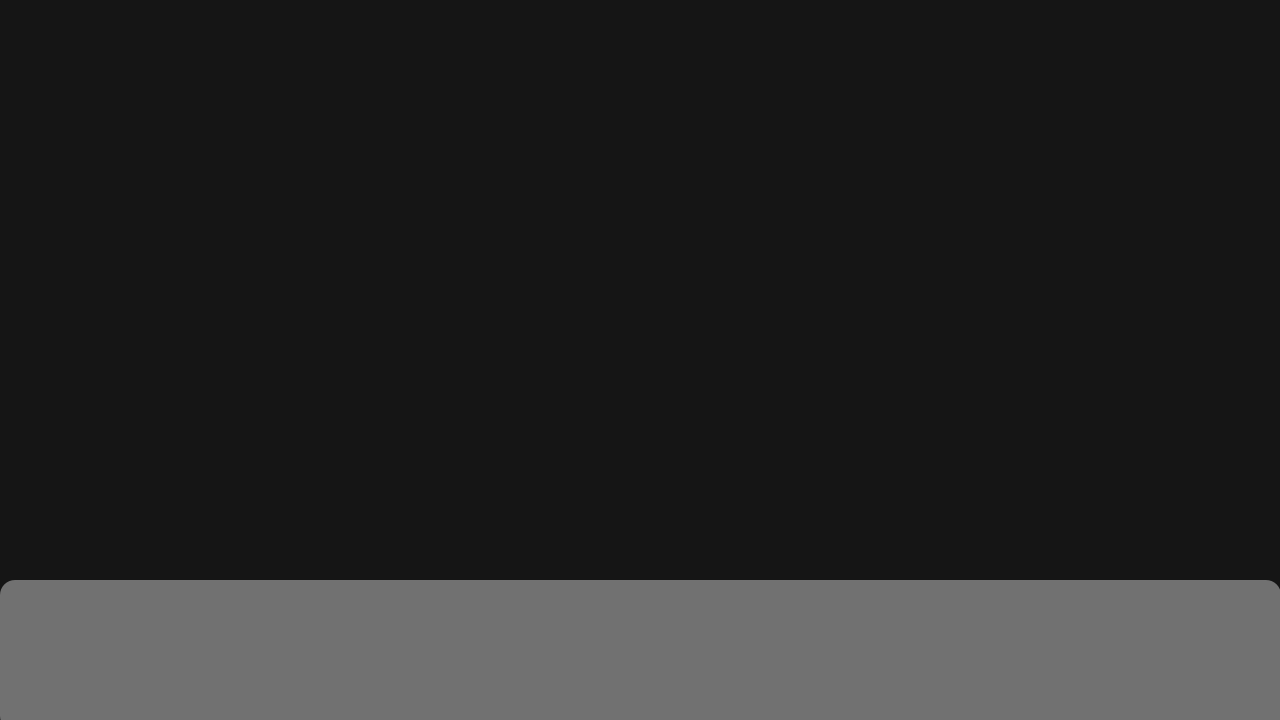
This is main.ui in LLIJIYAPNIK/WeatherAPP-SERGG as Qt 5 draws it before an edit. The edited form follows.
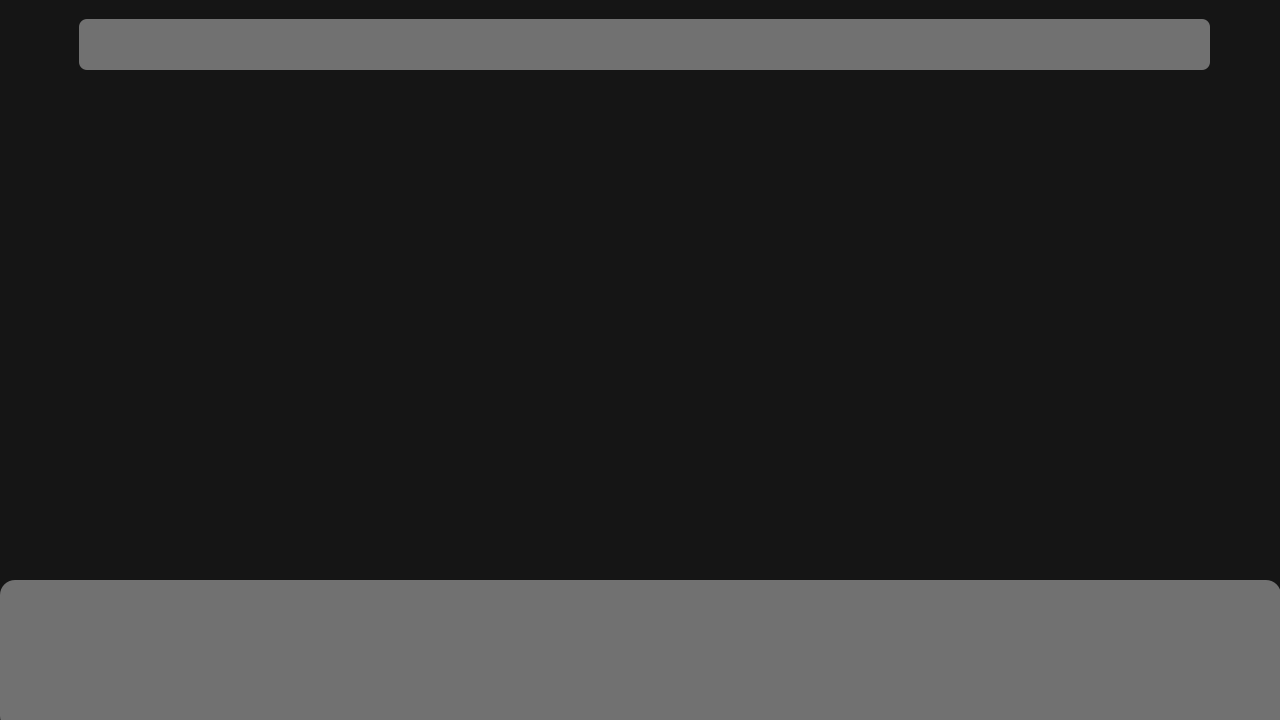
This is the edited form. The open tabs and pages were chosen to show the change. Icons and pictures are not drawn.

Commit message: Обновлён дизайн: labels заменнены на buttons. Добавлена логика для их работы -> добавлены страницы. Работа с API закомментирована, потому что просто так тратятся запросы

Patch:
```diff
--- a/main.ui
+++ b/main.ui
@@ -63,6 +63,9 @@
       <height>581</height>
      </rect>
     </property>
+    <property name="styleSheet">
+     <string notr="true">background-color: #151515;</string>
+    </property>
     <property name="currentIndex">
      <number>0</number>
     </property>
@@ -2428,15 +2431,36 @@
       </widget>
      </widget>
     </widget>
+    <widget class="QWidget" name="search_page">
+     <widget class="QLineEdit" name="search_le">
+      <property name="geometry">
+       <rect>
+        <x>80</x>
+        <y>20</y>
+        <width>1131</width>
+        <height>51</height>
+       </rect>
+      </property>
+      <property name="styleSheet">
+       <string notr="true">background-color: rgba(255, 255, 255, 100);
+border: none;
+border-radius: 8px;</string>
+      </property>
+      <property name="placeholderText">
+       <string/>
+      </property>
+     </widget>
+    </widget>
+    <widget class="QWidget" name="page"/>
     <widget class="QWidget" name="page_2"/>
    </widget>
    <widget class="QWidget" name="horizontalLayoutWidget">
     <property name="geometry">
      <rect>
       <x>40</x>
-      <y>580</y>
+      <y>590</y>
       <width>1201</width>
-      <height>141</height>
+      <height>130</height>
      </rect>
     </property>
     <layout class="QHBoxLayout" name="horizontalLayout_3">
```
Left out of the diff: 74 changed lines with no effect on the pictures. The commit also changes 1 other file.
